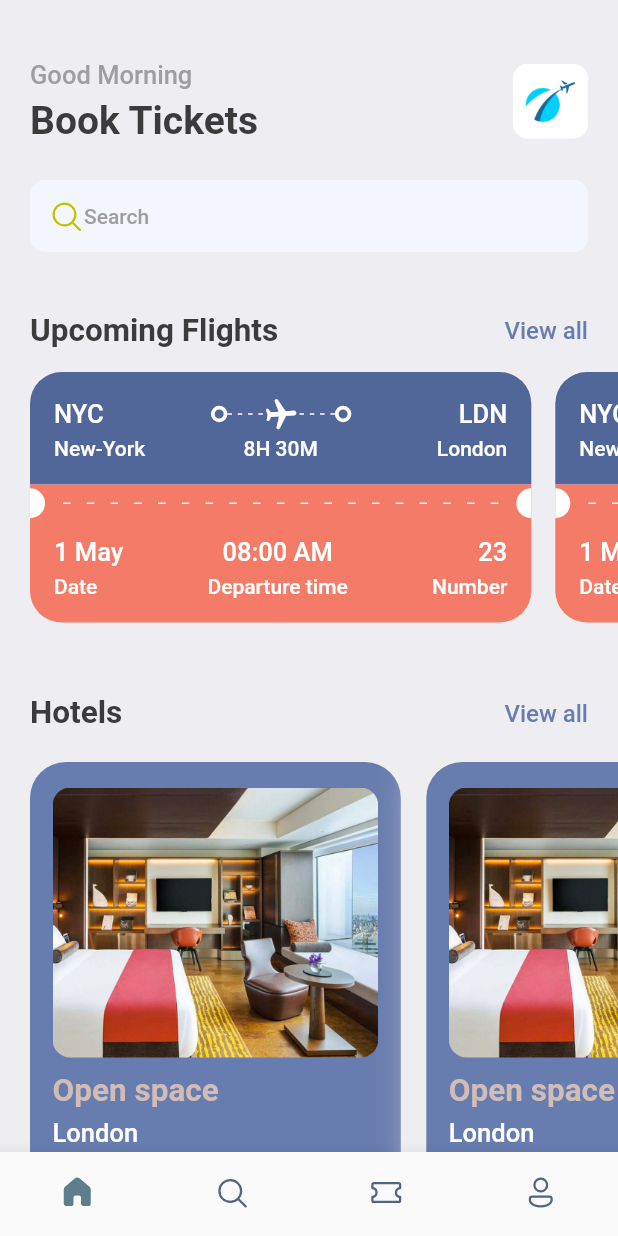
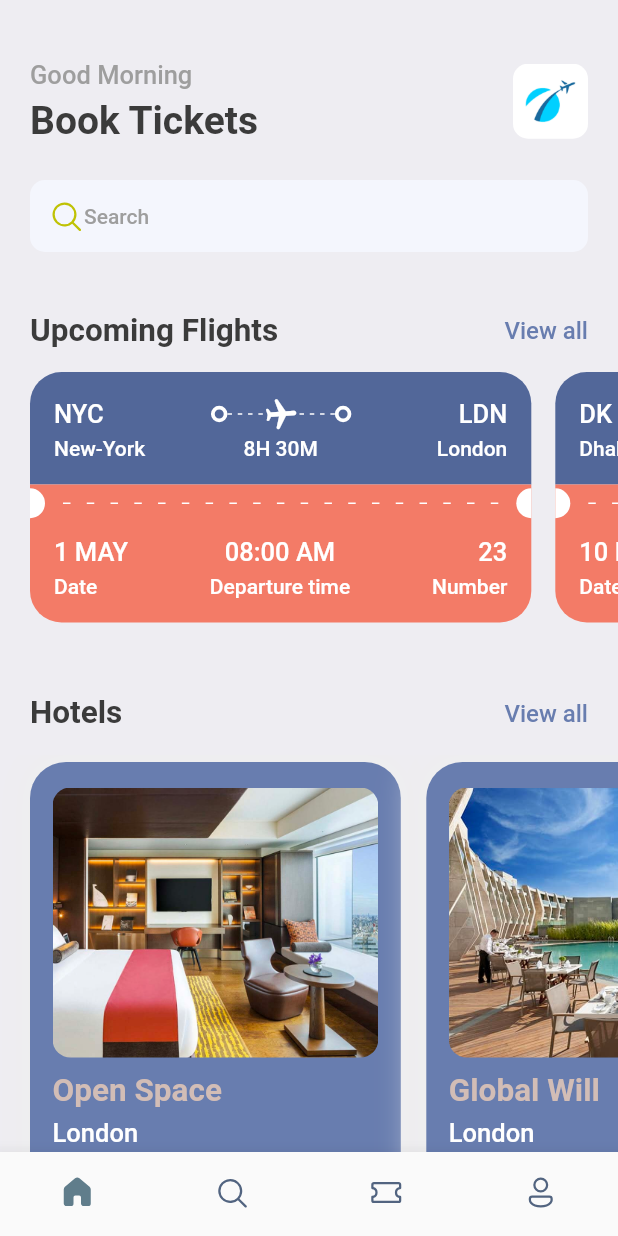
Before and after one commit to kedarsubedi/flutter_ticketbooking, a Flutter app: the screen it shows after launch, on a phone screen of 412 x 824 dp. Run offline on Flutter 3.47's test engine with Material 2 defaults, Android fonts, the phone set to English and light mode, and no system bars; our stand-ins replace fluentui_icons, gap, get.

Commit message:
feature: dynamic data in tickets and hotels of home page

```diff
--- a/lib/screens/home_screen.dart
+++ b/lib/screens/home_screen.dart
@@ -1,5 +1,6 @@
 import 'package:booktickets/screens/hotel_screen.dart';
 import 'package:booktickets/screens/ticket_view.dart';
+import 'package:booktickets/utils/app_info_list.dart';
 import 'package:fluentui_icons/fluentui_icons.dart';
 import 'package:flutter/cupertino.dart';
 import 'package:flutter/material.dart';
@@ -83,14 +84,11 @@ class HomeScreen extends StatelessWidget {
             ),
           ),
           const Gap(15),
-          const SingleChildScrollView(
+          SingleChildScrollView(
             scrollDirection: Axis.horizontal,
-            padding: const EdgeInsets.only(left: 20),
+            padding: EdgeInsets.only(left: 20),
             child: Row(
-              children: [
-                TicketView(),
-                TicketView(),
-              ],
+              children: ticketList.map((singleTicket) => TicketView(ticket: singleTicket)).toList(),
             ),
           ),
           const Gap(15),
@@ -113,12 +111,7 @@ class HomeScreen extends StatelessWidget {
               scrollDirection: Axis.horizontal,
               padding: const EdgeInsets.only(left: 20),
               child: Row(
-                children: [
-                  HotelScreen(),
-                  HotelScreen(),
-                  HotelScreen(),
-                  HotelScreen(),
-                ],
+                children: hotelList.map((singleHotel) => HotelScreen(hotel: singleHotel)).toList()
               ),
           ),
         ],
--- a/lib/screens/hotel_screen.dart
+++ b/lib/screens/hotel_screen.dart
@@ -6,14 +6,16 @@ import 'package:gap/gap.dart';
 import '../utils/app_styles.dart';
 
 class HotelScreen extends StatelessWidget {
-  const HotelScreen({super.key});
+  final Map<String, dynamic> hotel;
+  const HotelScreen({Key? key, required this.hotel}): super(key: key);
 
   @override
   Widget build(BuildContext context) {
+    print('Hotel price is ${hotel['price']}');
     final size = AppLayout.getSize(context);
     return Container(
       width: size.width*0.6,
-      height: 350,
+      height: AppLayout.getHeight(350),
       padding: const EdgeInsets.symmetric(horizontal: 15, vertical: 17),
       margin: const EdgeInsets.only(right: 17, top: 5),
       decoration: BoxDecoration(
@@ -35,27 +37,27 @@ class HotelScreen extends StatelessWidget {
             decoration: BoxDecoration(
               borderRadius: BorderRadius.circular(12),
               color: Styles.primaryColor,
-              image: const DecorationImage(
+              image: DecorationImage(
                 fit: BoxFit.cover,
                 image: AssetImage(
-                  "assets/images/one.png"
+                  "assets/images/${hotel['image']}"
                 )
               )
             ),
           ),
           const Gap(10),
           Text(
-            "Open space",
+            hotel['place'],
             style: Styles.headLineStyle2.copyWith(color: Styles.kakiColor),
           ),
           const Gap(5),
           Text(
-            "London",
+            hotel['destination'],
             style: Styles.headLineStyle3.copyWith(color: Colors.white),
           ),
           const Gap(8),
           Text(
-            "\$40/night",
+            "\$${hotel['price']}/night",
             style: Styles.headLineStyle1.copyWith(color: Styles.kakiColor),
           ),
         ],
--- a/lib/screens/ticket_view.dart
+++ b/lib/screens/ticket_view.dart
@@ -7,38 +7,39 @@ import 'package:gap/gap.dart';
 import '../utils/app_styles.dart';
 
 class TicketView extends StatelessWidget {
-  const TicketView({super.key});
+  final Map<String, dynamic> ticket;
+  const TicketView({Key? key, required this.ticket}): super(key: key);
 
   @override
   Widget build(BuildContext context) {
     final size = AppLayout.getSize(context);
     return SizedBox(
       width: size.width*0.85,
-      height: 200,
+      height: AppLayout.getHeight(200),
       child: Container(
-        margin: const EdgeInsets.only(right: 16),
+        margin: EdgeInsets.only(right: AppLayout.getHeight(16)),
         child: Column(
           children: [
             /*
             showing the blue part of the ticket
              */
             Container(
-              decoration: const BoxDecoration(
+              decoration: BoxDecoration(
                 color: Color(0xFF526799),
-                borderRadius: BorderRadius.only(topLeft: Radius.circular(21), topRight: Radius.circular(21),),
+                borderRadius: BorderRadius.only(topLeft: Radius.circular(AppLayout.getHeight(21)), topRight: Radius.circular(AppLayout.getHeight(21)),),
               ),
-              padding: const EdgeInsets.all(16),
+              padding: EdgeInsets.all(AppLayout.getHeight(16)),
               child: Column(
                 children: [
                   Row(
                     children: [
-                      Text("NYC", style: Styles.headLineStyle3.copyWith(color: Colors.white),),
+                      Text(ticket['from']['code'], style: Styles.headLineStyle3.copyWith(color: Colors.white),),
                       const Spacer(),
                       const ThickContainer(),
                       Expanded(child: Stack( //for widgets overlapping
                         children: [
                           SizedBox(
-                            height: 24,
+                            height: AppLayout.getHeight(24),
                             child: LayoutBuilder(
                               builder: (BuildContext context, BoxConstraints constraints) {
                                 print("The widht is ${constraints.constrainWidth()}");
@@ -61,7 +62,7 @@ class TicketView extends StatelessWidget {
                       )),
                       const ThickContainer(),
                       const Spacer(),
-                      Text("LDN", style: Styles.headLineStyle3.copyWith(color: Colors.white),),
+                      Text(ticket['to']['code'], style: Styles.headLineStyle3.copyWith(color: Colors.white),),
                     ],
                   ),
                   const Gap(3),
@@ -69,11 +70,11 @@ class TicketView extends StatelessWidget {
                     mainAxisAlignment: MainAxisAlignment.spaceBetween,
                     children: [
                       SizedBox(
-                        width: 100, child: Text("New-York", style: Styles.headLineStyle4.copyWith(color: Colors.white),),
+                        width: AppLayout.getWidth(100), child: Text(ticket['from']['name'], style: Styles.headLineStyle4.copyWith(color: Colors.white),),
                       ),
-                      Text("8H 30M", style: Styles.headLineStyle4.copyWith(color: Colors.white),),
+                      Text(ticket['flying_time'], style: Styles.headLineStyle4.copyWith(color: Colors.white),),
                       SizedBox(
-                        width: 100, child: Text("London", textAlign: TextAlign.end, style: Styles.headLineStyle4.copyWith(color: Colors.white),),
+                        width: AppLayout.getWidth(100), child: Text(ticket['to']['name'], textAlign: TextAlign.end, style: Styles.headLineStyle4.copyWith(color: Colors.white),),
                       ),
                     ],
                   ),
@@ -87,9 +88,9 @@ class TicketView extends StatelessWidget {
               color: Styles.orangeColor,
               child: Row(
                 children: [
-                  const SizedBox(
-                    height: 20,
-                    width: 10,
+                  SizedBox(
+                    height: AppLayout.getHeight(20),
+                    width: AppLayout.getWidth(10),
                     child: DecoratedBox(
                       decoration: BoxDecoration(
                         color: Colors.white,
@@ -153,7 +154,7 @@ class TicketView extends StatelessWidget {
                       Column(
                         crossAxisAlignment: CrossAxisAlignment.start,
                         children: [
-                          Text("1 May",
+                          Text(ticket['date'],
                           style: Styles.headLineStyle3.copyWith(color: Colors.white),),
                           const Gap(5),
                           Text("Date",
@@ -163,7 +164,7 @@ class TicketView extends StatelessWidget {
                       Column(
                         crossAxisAlignment: CrossAxisAlignment.center,
                         children: [
-                          Text("08:00 AM",
+                          Text(ticket['departure_time'],
                           style: Styles.headLineStyle3.copyWith(color: Colors.white),),
                           const Gap(5),
                           Text("Departure time",
@@ -173,7 +174,7 @@ class TicketView extends StatelessWidget {
                       Column(
                         crossAxisAlignment: CrossAxisAlignment.end,
                         children: [
-                          Text("23",
+                          Text(ticket['number'].toString(),
                           style: Styles.headLineStyle3.copyWith(color: Colors.white),),
                           const Gap(5),
                           Text("Number",
--- a/lib/utils/app_info_list.dart
+++ b/lib/utils/app_info_list.dart
@@ -18,3 +18,35 @@ List<Map<String, dynamic>> hotelList = [
     'price': 68
   },
 ];
+
+
+List<Map<String, dynamic>> ticketList = [
+  {
+    'from': {
+      'code':"NYC",
+      'name':"New-York"
+    },
+    'to': {
+      'code':"LDN",
+      'name':"London"
+    },
+    'flying_time': '8H 30M',
+    'date': "1 MAY",
+    'departure_time':"08:00 AM",
+    "number":23
+  },
+  {
+    'from': {
+      'code':"DK",
+      'name':"Dhaka"
+    },
+    'to': {
+      'code':"SH",
+      'name':"Shanghai"
+    },
+    'flying_time': '4H 20M',
+    'date': "10 MAY",
+    'departure_time':"09:00 AM",
+    "number":45
+  },
+];
--- a/lib/utils/app_layout.dart
+++ b/lib/utils/app_layout.dart
@@ -1,7 +1,22 @@
 import 'package:flutter/cupertino.dart';
+import 'package:get/get.dart';
 
 class AppLayout{
   static getSize(BuildContext context){
     return MediaQuery.of(context).size;
   }
+  static getScreenHeight(){
+    return Get.height;
+  }
+  static getScreenWidth(){
+    return Get.width;
+  }
+  static getHeight(double pixels){
+    double x = getScreenHeight()/pixels; //gets screen  844/200=>4.22
+    return getScreenHeight()/x;
+  }
+  static getWidth(double pixels){
+    double x = getScreenWidth()/pixels; //gets screen  844/200=>4.22
+    return getScreenWidth()/x;
+  }
 }
--- a/pubspec.yaml
+++ b/pubspec.yaml
@@ -36,6 +36,7 @@ dependencies:
   # Use with the CupertinoIcons class for iOS style icons.
   cupertino_icons: ^1.0.2
   fluentui_icons: ^1.0.0
+  get:
   gap: ^2.0.0
 
 dev_dependencies:
```
Also changed, not shown: pubspec.lock.
